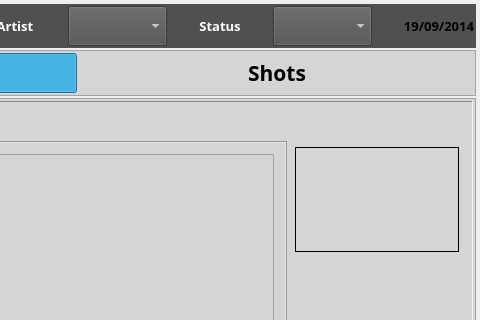
Qt form Kute/assign_Wiz/assign_wiz.ui (abble/schtool) before a commit; both pictures show x 320 to 800 and y 0 to 320 of the 800 by 500 pixel window.
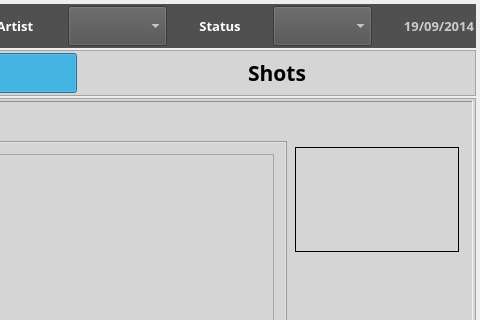
The same form after that commit. Icons and pictures are not drawn.

What changed in the file:
```diff
--- a/Kute/assign_Wiz/assign_wiz.ui
+++ b/Kute/assign_Wiz/assign_wiz.ui
@@ -238,6 +238,9 @@
           <bold>true</bold>
          </font>
         </property>
+        <property name="styleSheet">
+         <string notr="true">color: rgb(203, 203, 203);</string>
+        </property>
         <property name="text">
          <string>19/09/2014</string>
         </property>
```
Left out of the diff: 5 changed lines with no effect on the pictures.
